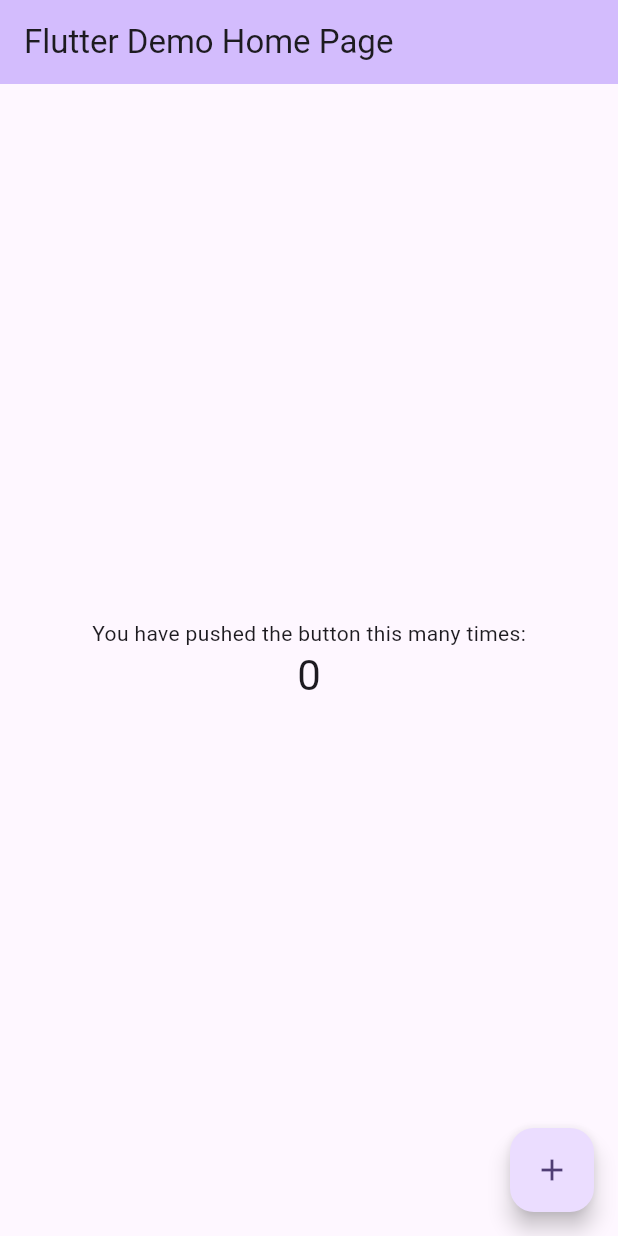
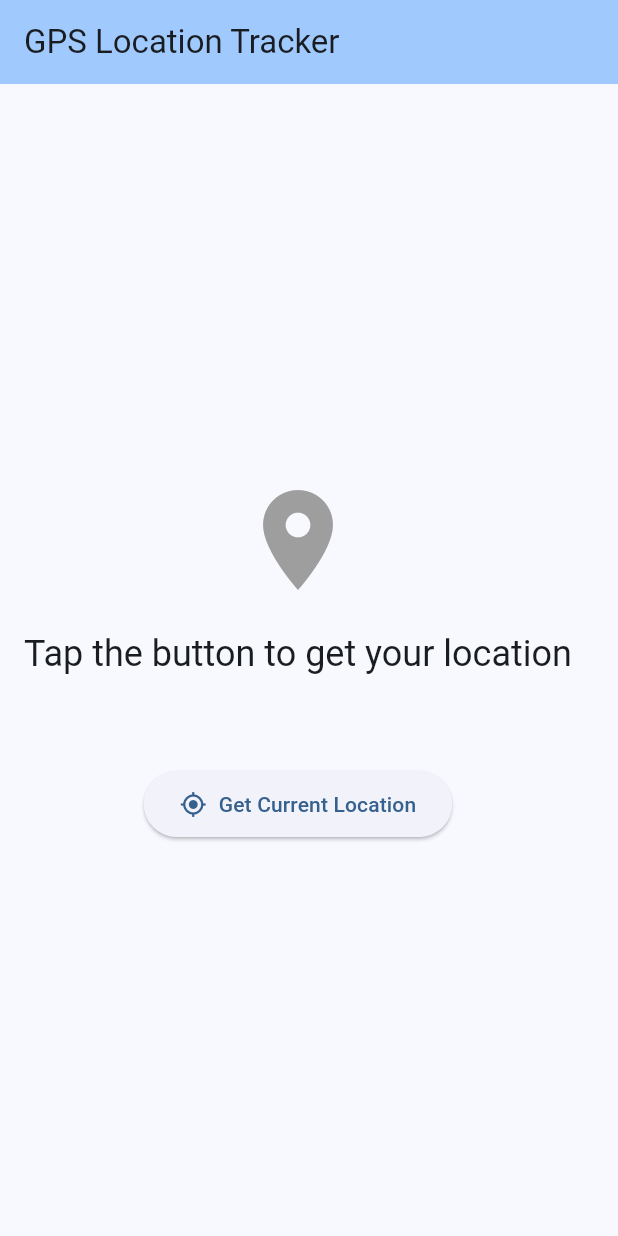
Before and after one commit to Daneshwaran/flutter-maps, a Flutter app: the screen it shows after launch, on a phone screen of 412 x 824 dp. Run offline on Flutter 3.47's test engine with Material 3 defaults, Android fonts, the phone set to English and light mode, and no system bars; our stand-ins replace geolocator, permission_handler.

Commit message:
get location is working

```diff
--- a/lib/main.dart
+++ b/lib/main.dart
@@ -1,4 +1,6 @@
 import 'package:flutter/material.dart';
+import 'package:geolocator/geolocator.dart';
+import 'gps_service.dart';
 
 void main() {
   runApp(const MyApp());
@@ -7,116 +9,145 @@ void main() {
 class MyApp extends StatelessWidget {
   const MyApp({super.key});
 
-  // This widget is the root of your application.
   @override
   Widget build(BuildContext context) {
     return MaterialApp(
-      title: 'Flutter Demo',
+      title: 'GPS Location App',
       theme: ThemeData(
-        // This is the theme of your application.
-        //
-        // TRY THIS: Try running your application with "flutter run". You'll see
-        // the application has a purple toolbar. Then, without quitting the app,
-        // try changing the seedColor in the colorScheme below to Colors.green
-        // and then invoke "hot reload" (save your changes or press the "hot
-        // reload" button in a Flutter-supported IDE, or press "r" if you used
-        // the command line to start the app).
-        //
-        // Notice that the counter didn't reset back to zero; the application
-        // state is not lost during the reload. To reset the state, use hot
-        // restart instead.
-        //
-        // This works for code too, not just values: Most code changes can be
-        // tested with just a hot reload.
-        colorScheme: ColorScheme.fromSeed(seedColor: Colors.deepPurple),
+        colorScheme: ColorScheme.fromSeed(seedColor: Colors.blue),
+        useMaterial3: true,
       ),
-      home: const MyHomePage(title: 'Flutter Demo Home Page'),
+      home: const GpsLocationPage(title: 'GPS Location Tracker'),
     );
   }
 }
 
-class MyHomePage extends StatefulWidget {
-  const MyHomePage({super.key, required this.title});
-
-  // This widget is the home page of your application. It is stateful, meaning
-  // that it has a State object (defined below) that contains fields that affect
-  // how it looks.
-
-  // This class is the configuration for the state. It holds the values (in this
-  // case the title) provided by the parent (in this case the App widget) and
-  // used by the build method of the State. Fields in a Widget subclass are
-  // always marked "final".
+class GpsLocationPage extends StatefulWidget {
+  const GpsLocationPage({super.key, required this.title});
 
   final String title;
 
   @override
-  State<MyHomePage> createState() => _MyHomePageState();
+  State<GpsLocationPage> createState() => _GpsLocationPageState();
 }
 
-class _MyHomePageState extends State<MyHomePage> {
-  int _counter = 0;
+class _GpsLocationPageState extends State<GpsLocationPage> {
+  Position? _currentPosition;
+  bool _isLoading = false;
+  String _statusMessage = 'Tap the button to get your location';
 
-  void _incrementCounter() {
+  Future<void> _getCurrentLocation() async {
     setState(() {
-      // This call to setState tells the Flutter framework that something has
-      // changed in this State, which causes it to rerun the build method below
-      // so that the display can reflect the updated values. If we changed
-      // _counter without calling setState(), then the build method would not be
-      // called again, and so nothing would appear to happen.
-      _counter++;
+      _isLoading = true;
+      _statusMessage = 'Getting your location...';
     });
+
+    try {
+      Position? position = await GpsService.getCurrentLocation();
+
+      setState(() {
+        _currentPosition = position;
+        _isLoading = false;
+        _statusMessage =
+            position != null
+                ? 'Location obtained successfully!'
+                : 'Failed to get location. Please check permissions.';
+      });
+    } catch (e) {
+      setState(() {
+        _isLoading = false;
+        _statusMessage = 'Error: $e';
+      });
+    }
   }
 
   @override
   Widget build(BuildContext context) {
-    // This method is rerun every time setState is called, for instance as done
-    // by the _incrementCounter method above.
-    //
-    // The Flutter framework has been optimized to make rerunning build methods
-    // fast, so that you can just rebuild anything that needs updating rather
-    // than having to individually change instances of widgets.
     return Scaffold(
       appBar: AppBar(
-        // TRY THIS: Try changing the color here to a specific color (to
-        // Colors.amber, perhaps?) and trigger a hot reload to see the AppBar
-        // change color while the other colors stay the same.
         backgroundColor: Theme.of(context).colorScheme.inversePrimary,
-        // Here we take the value from the MyHomePage object that was created by
-        // the App.build method, and use it to set our appbar title.
         title: Text(widget.title),
       ),
-      body: Center(
-        // Center is a layout widget. It takes a single child and positions it
-        // in the middle of the parent.
+      body: Padding(
+        padding: const EdgeInsets.all(16.0),
         child: Column(
-          // Column is also a layout widget. It takes a list of children and
-          // arranges them vertically. By default, it sizes itself to fit its
-          // children horizontally, and tries to be as tall as its parent.
-          //
-          // Column has various properties to control how it sizes itself and
-          // how it positions its children. Here we use mainAxisAlignment to
-          // center the children vertically; the main axis here is the vertical
-          // axis because Columns are vertical (the cross axis would be
-          // horizontal).
-          //
-          // TRY THIS: Invoke "debug painting" (choose the "Toggle Debug Paint"
-          // action in the IDE, or press "p" in the console), to see the
-          // wireframe for each widget.
           mainAxisAlignment: MainAxisAlignment.center,
           children: <Widget>[
-            const Text('You have pushed the button this many times:'),
+            Icon(
+              Icons.location_on,
+              size: 80,
+              color: _currentPosition != null ? Colors.green : Colors.grey,
+            ),
+            const SizedBox(height: 20),
             Text(
-              '$_counter',
-              style: Theme.of(context).textTheme.headlineMedium,
+              _statusMessage,
+              style: Theme.of(context).textTheme.headlineSmall,
+              textAlign: TextAlign.center,
             ),
+            const SizedBox(height: 30),
+            if (_currentPosition != null) ...[
+              Card(
+                child: Padding(
+                  padding: const EdgeInsets.all(16.0),
+                  child: Column(
+                    children: [
+                      _buildInfoRow(
+                        'Latitude',
+                        _currentPosition!.latitude.toStringAsFixed(6),
+                      ),
+                      const SizedBox(height: 8),
+                      _buildInfoRow(
+                        'Longitude',
+                        _currentPosition!.longitude.toStringAsFixed(6),
+                      ),
+                      const SizedBox(height: 8),
+                      _buildInfoRow(
+                        'Accuracy',
+                        '${_currentPosition!.accuracy.toStringAsFixed(1)}m',
+                      ),
+                      const SizedBox(height: 8),
+                      _buildInfoRow(
+                        'Altitude',
+                        '${_currentPosition!.altitude.toStringAsFixed(1)}m',
+                      ),
+                      const SizedBox(height: 8),
+                      _buildInfoRow(
+                        'Speed',
+                        '${_currentPosition!.speed.toStringAsFixed(1)} m/s',
+                      ),
+                    ],
+                  ),
+                ),
+              ),
+            ],
+            const SizedBox(height: 30),
+            if (_isLoading)
+              const CircularProgressIndicator()
+            else
+              ElevatedButton.icon(
+                onPressed: _getCurrentLocation,
+                icon: const Icon(Icons.my_location),
+                label: const Text('Get Current Location'),
+                style: ElevatedButton.styleFrom(
+                  padding: const EdgeInsets.symmetric(
+                    horizontal: 24,
+                    vertical: 12,
+                  ),
+                ),
+              ),
           ],
         ),
       ),
-      floatingActionButton: FloatingActionButton(
-        onPressed: _incrementCounter,
-        tooltip: 'Increment',
-        child: const Icon(Icons.add),
-      ), // This trailing comma makes auto-formatting nicer for build methods.
+    );
+  }
+
+  Widget _buildInfoRow(String label, String value) {
+    return Row(
+      mainAxisAlignment: MainAxisAlignment.spaceBetween,
+      children: [
+        Text(label, style: const TextStyle(fontWeight: FontWeight.bold)),
+        Text(value),
+      ],
     );
   }
 }
```
Also changed, not shown: lib/gps_service.dart (added, +78 -0 lines), lib/gps_tracker.dart (added, +46 -0 lines), 3 other files.
